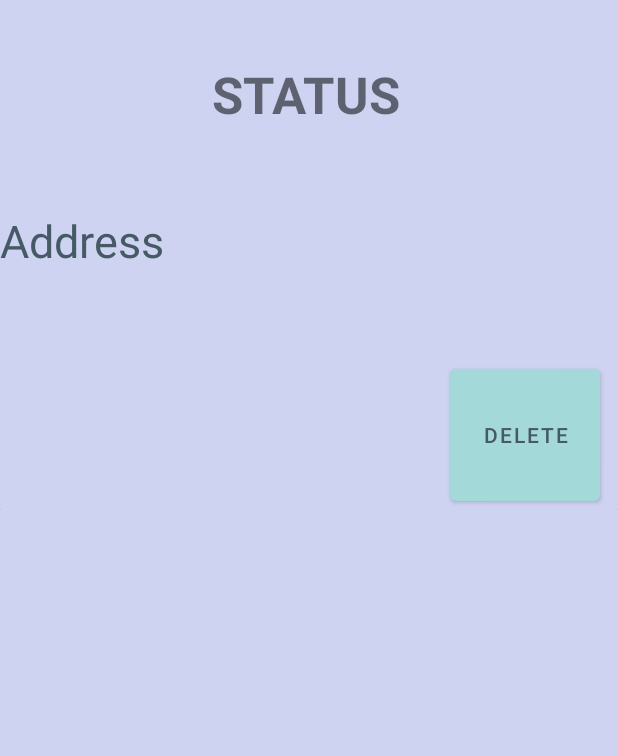
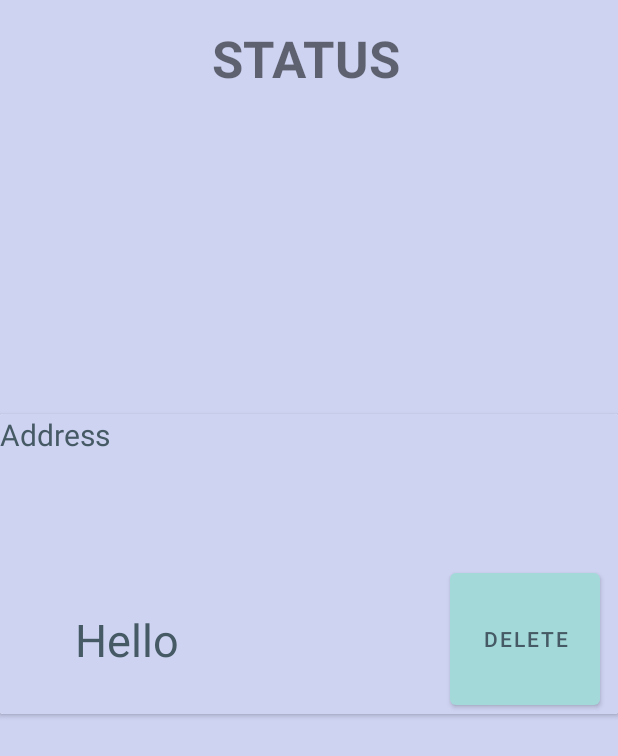
Before and after one commit to vmskonakanchi/SharedMeal, an Android app: the StatusActivity screen opened directly, with no data from a screen before it, on a phone screen of 412 x 824 dp. Shown: the top 756 px of the screen. Run offline under Robolectric (Android 15) with nearby library versions, the phone set to English and light mode, and no system bars; our stand-ins replace Firebase (no records; nobody signed in at launch, a user with empty details on screens opened directly).

Commit message:
modified some stuff

```diff
--- a/SharedMeal/app/src/main/java/com/example/sharedmeal/Donor/StatusActivity.java
+++ b/SharedMeal/app/src/main/java/com/example/sharedmeal/Donor/StatusActivity.java
@@ -1,9 +1,11 @@
 package com.example.sharedmeal.Donor;
 
 import androidx.annotation.NonNull;
+import androidx.annotation.Nullable;
 import androidx.appcompat.app.AppCompatActivity;
 
 import android.os.Bundle;
+import android.util.Log;
 import android.view.View;
 import android.widget.Button;
 import android.widget.TextView;
@@ -25,54 +27,55 @@ public class StatusActivity extends AppCompatActivity {
     public static boolean approved;
     private DatabaseReference db;
     private final String databaseURL = "https://shared-meal-ce571-default-rtdb.asia-southeast1.firebasedatabase.app/";
-    private FirebaseUser user;
-    private String uID;
+
+    private TextView addressView;
+    private Button deleteButton;
+    private TextView approvedView;
 
     @Override
     protected void onCreate(Bundle savedInstanceState) {
         super.onCreate(savedInstanceState);
         setContentView(R.layout.donor_status);
         db = FirebaseDatabase.getInstance(databaseURL)
-                .getReference("users").child(MainActivity.type).child("donations");
-        user = FirebaseAuth.getInstance().getCurrentUser();
-        uID = user.getUid();
+                .getReference("users").child(MainActivity.type).child(FirebaseAuth.getInstance().getCurrentUser().getUid()).child("donations");
+        addressView = findViewById(R.id.addressText);
+        deleteButton = findViewById(R.id.deleteButton);
+        approvedView = findViewById(R.id.approvedText);
+        UpdateStatus();
+    }
+
+    private void UpdateStatus() {
         try {
-            UpdateStatus();
-        } catch (Exception e) {
+            addressView.setText(HistoryActivity.riderResults.get(0));
+            if (approved) {
+                approvedView.setText("Approved");
+                deleteButton.setVisibility(View.INVISIBLE);
+            } else {
+                approvedView.setText("Not Approved");
+                deleteButton.setVisibility(View.VISIBLE);
+            }
+        } catch (
+                NullPointerException e) {
+            Toast.makeText(this, "Something went wrong,please try again", Toast.LENGTH_SHORT).show();
+            e.printStackTrace();
+        }
+
+    }
+
+    public void DeleteDonation(View view) {
+        // called when deleteButton donation button is clicked
+        try {
+            db.removeValue(new DatabaseReference.CompletionListener() {
+                @Override
+                public void onComplete(@Nullable DatabaseError error, @NonNull DatabaseReference ref) {
+                    ref.setValue(null);
+                    addressView.setText("");
+                }
+            });
+        } catch (NullPointerException e) {
+            Toast.makeText(this, "Something went wrong,please try again", Toast.LENGTH_SHORT).show();
             e.printStackTrace();
         }
     }
 
-    private void UpdateStatus() {
-        if (approved) {
-            //TODO:set approved to yes
-
-        } else {
-            //TODO:set approved to not
-            // show delete button
-        }
-    }
-
-    public void DeleteDonation(View view) {
-        // called when delete donation button is clicked
-        db.addValueEventListener(new ValueEventListener() {
-            @Override
-            public void onDataChange(@NonNull DataSnapshot snapshot) {
-                if (snapshot.exists()) {
-                    for (DataSnapshot d : snapshot.getChildren()) {
-                        String address = d.getValue().toString();
-                        /*
-                           TODO: here add logic to show details in card view and button
-                         */
-                    }
-                }
-            }
-
-            @Override
-            public void onCancelled(@NonNull DatabaseError error) {
-                Toast.makeText(StatusActivity.this, error.getMessage(), Toast.LENGTH_SHORT).show();
-            }
-        });
-    }
-
 }
--- a/SharedMeal/app/src/main/res/layout/donor_status.xml
+++ b/SharedMeal/app/src/main/res/layout/donor_status.xml
@@ -10,43 +10,49 @@
         android:id="@+id/textView2"
         android:layout_width="129dp"
         android:layout_height="45dp"
+        android:layout_marginTop="16dp"
         android:text="STATUS"
         android:textAlignment="textStart"
         android:textSize="34sp"
         android:textStyle="bold"
-        app:layout_constraintBottom_toBottomOf="parent"
         app:layout_constraintEnd_toEndOf="parent"
         app:layout_constraintStart_toStartOf="parent"
-        app:layout_constraintTop_toTopOf="parent"
-        app:layout_constraintVertical_bias="0.051" />
-
-    <ScrollView
-        android:layout_width="0dp"
-        android:layout_height="630dp"
-        app:layout_constraintBottom_toBottomOf="parent"
-        app:layout_constraintEnd_toEndOf="parent"
-        app:layout_constraintStart_toStartOf="parent"
-        app:layout_constraintTop_toBottomOf="@+id/textView2">
+        app:layout_constraintTop_toTopOf="parent" />
 
     <LinearLayout
         android:layout_width="match_parent"
         android:layout_height="wrap_content"
-            android:orientation="vertical">
+        android:orientation="vertical"
+        app:layout_constraintBottom_toBottomOf="parent"
+        app:layout_constraintTop_toBottomOf="@+id/textView2"
+        app:layout_constraintVertical_bias="0.356"
+        tools:layout_editor_absoluteX="0dp">
 
         <androidx.cardview.widget.CardView
             android:layout_width="match_parent"
-                android:layout_height="200dp">
+            android:layout_height="200dp"
+            android:layout_marginVertical="50dp">
 
             <TextView
-                    android:id="@+id/textView6"
+                android:id="@+id/addressText"
                 android:layout_width="match_parent"
                 android:layout_height="match_parent"
                 android:text="Address"
                 android:textColor="@color/text"
+                android:textSize="20sp" />
+
+            <TextView
+                android:id="@+id/approvedText"
+                android:layout_width="250dp"
+                android:layout_height="54dp"
+                android:layout_marginHorizontal="50dp"
+                android:layout_marginVertical="130dp"
+                android:text="Hello"
+                android:textColor="@color/text"
                 android:textSize="30sp" />
 
             <Button
-                    android:id="@+id/button10"
+                android:id="@+id/deleteButton"
                 android:layout_width="100dp"
                 android:layout_height="100dp"
                 android:layout_marginHorizontal="300dp"
@@ -56,6 +62,5 @@
                 android:textColor="@color/text" />
         </androidx.cardview.widget.CardView>
     </LinearLayout>
-    </ScrollView>
 
 </androidx.constraintlayout.widget.ConstraintLayout>
```
Also changed, not shown: 1 other file. Lines whose indentation alone changed are shown as unchanged.
